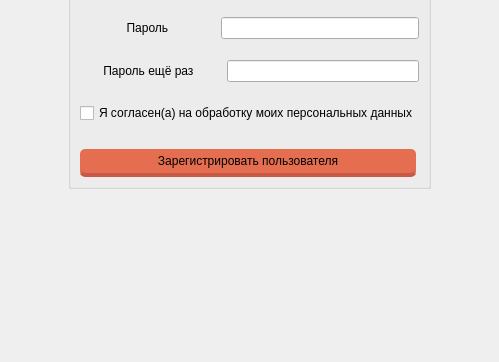
Old version of the form src/qt_files/Registration_window.ui in the repository pingvan/PokiRock; both pictures show x 290 to 789 and y 228 to 590 of the 1079 by 590 pixel window.
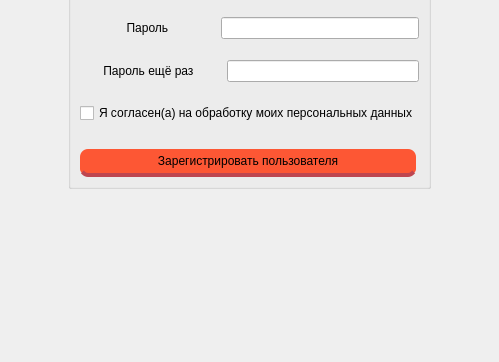
New version of the form.

The edit to the form file:
```diff
--- a/src/qt_files/Registration_window.ui
+++ b/src/qt_files/Registration_window.ui
@@ -208,11 +208,11 @@
 	color: black;
   margin-right: 3%;
   margin-top: 5px;
-  border-radius: 5px;
+  border-radius: 8px;
   padding: 5px 9px;
   font-size: 1.2em;
-  background-color:rgba(230,110,80,1);
-  border-bottom: 4px solid rgba(200, 91, 72, 1);
+  background-color:rgba(255, 70, 31, 0.9);
+  border-bottom: 4px solid rgba(190, 70, 80,1);
 }
 
 QPushButton:hover {
```
Left out of the diff: 10 changed lines with no effect on the pictures.
